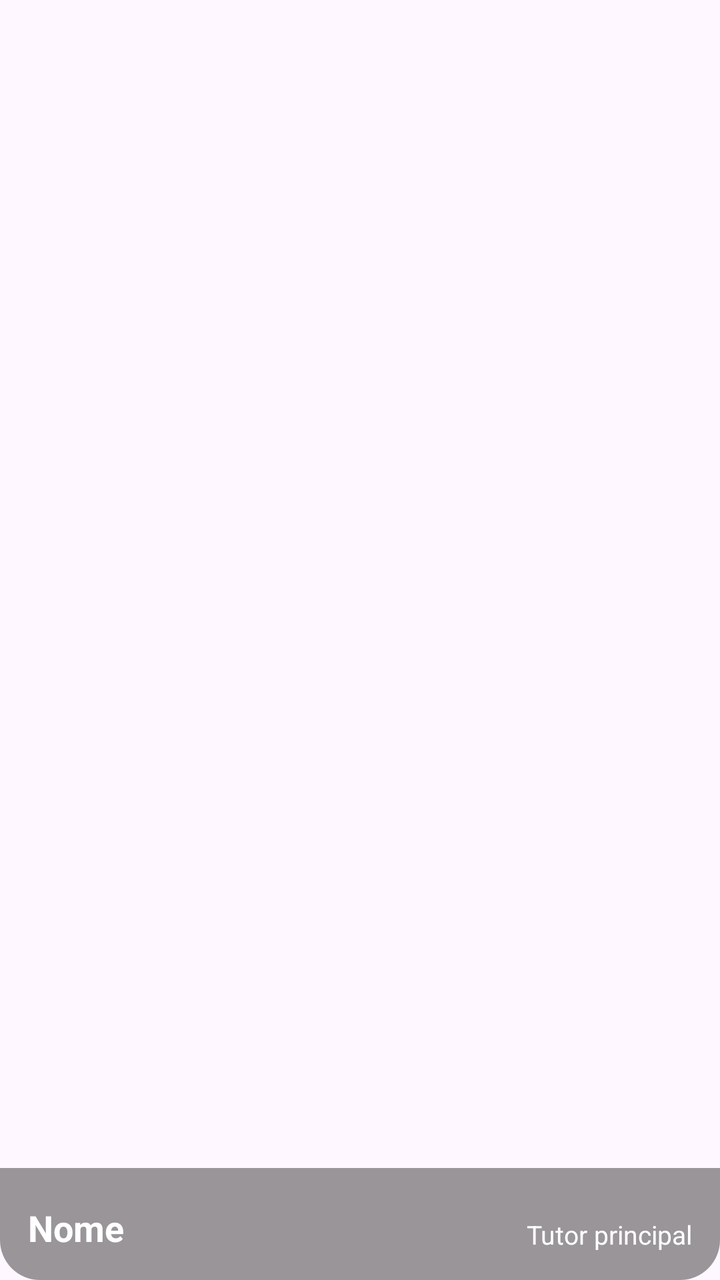
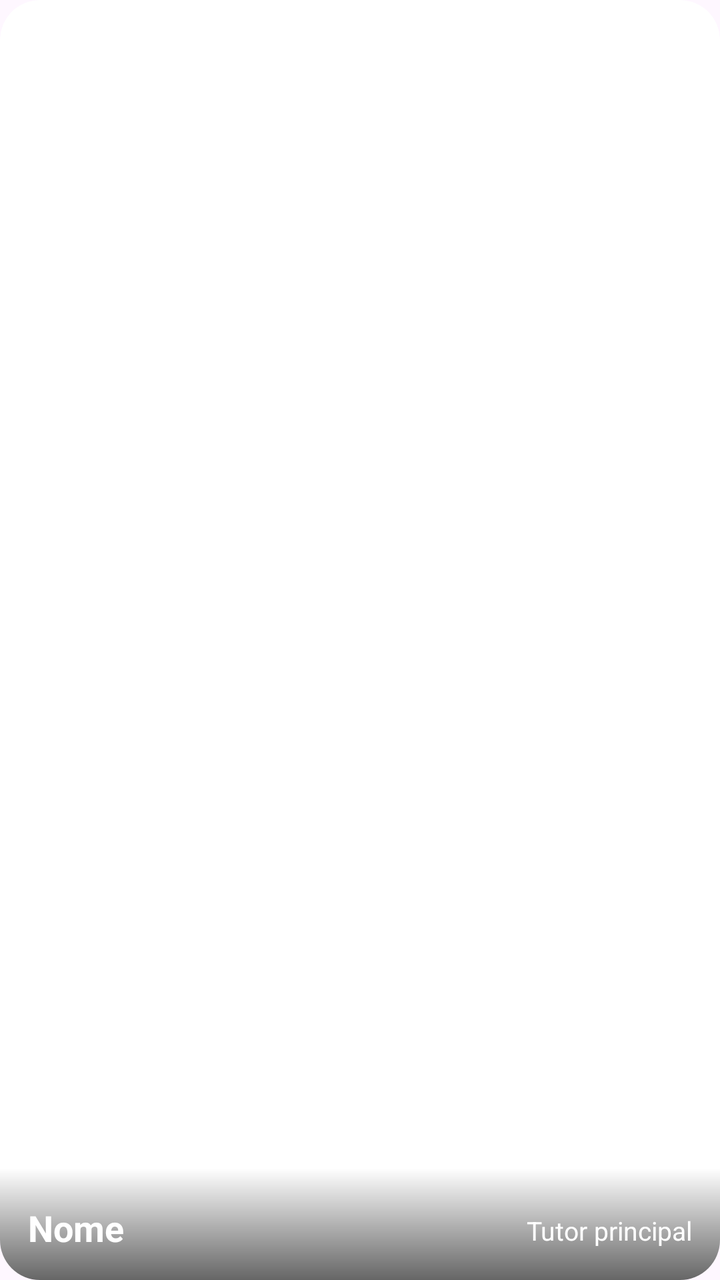

Two renders of the same Android screen: before a commit and after it. Below are the layout's source before the change and the commit's diff.
<!-- AndroidManifest.xml: application theme Theme.ProtPetverso1 -->
<!-- res/layout/item_pet_lista.xml -->
<?xml version="1.0" encoding="utf-8"?>
<com.google.android.material.card.MaterialCardView
    xmlns:android="http://schemas.android.com/apk/res/android"
    xmlns:app="http://schemas.android.com/apk/res-auto"
    android:layout_width="match_parent"
    android:layout_height="140dp"
    android:layout_marginBottom="12dp"
    app:cardCornerRadius="20dp"
    app:cardElevation="0dp"
    app:strokeWidth="0dp">

    <FrameLayout
        android:layout_width="match_parent"
        android:layout_height="match_parent">

        
        <ImageView
            android:id="@+id/imgPetLista"
            android:layout_width="match_parent"
            android:layout_height="match_parent"
            android:scaleType="centerCrop"
            android:src="@drawable/thor"
            android:contentDescription="Foto do pet" />

        
        <View
            android:layout_width="match_parent"
            android:layout_height="56dp"
            android:layout_gravity="bottom"
            android:background="#66000000" />

        
        <TextView
            android:id="@+id/txtNomePetLista"
            android:layout_width="wrap_content"
            android:layout_height="wrap_content"
            android:layout_gravity="bottom|start"
            android:layout_margin="14dp"
            android:textColor="@android:color/white"
            android:textSize="18sp"
            android:textStyle="bold"
            android:text="Nome" />

        
        <TextView
            android:id="@+id/txtPapelPetLista"
            android:layout_width="wrap_content"
            android:layout_height="wrap_content"
            android:layout_gravity="bottom|end"
            android:layout_margin="14dp"
            android:textColor="@android:color/white"
            android:textSize="13sp"
            android:text="Tutor principal" />
    </FrameLayout>
</com.google.android.material.card.MaterialCardView>
<!-- resources referenced by this layout -->
<resources>
  <!-- drawable thor: jpg bitmap (drawable, 297869 bytes) -->
  <style name="Theme.ProtPetverso1" parent="Base.Theme.ProtPetverso1">
      </style>
  <style name="Base.Theme.ProtPetverso1" parent="Theme.Material3.DayNight.NoActionBar">
          
          
      </style>
</resources>

<!-- the commit's change to res/layout/item_pet_lista.xml (unified diff, before → after) -->
@@ -7,6 +7,7 @@
     android:layout_marginBottom="12dp"
     app:cardCornerRadius="20dp"
     app:cardElevation="0dp"
+    app:cardBackgroundColor="#FFFFFF"
     app:strokeWidth="0dp">
 
     <FrameLayout
@@ -19,7 +20,7 @@
             android:layout_width="match_parent"
             android:layout_height="match_parent"
             android:scaleType="centerCrop"
-            android:src="@drawable/thor"
+            android:adjustViewBounds="false"
             android:contentDescription="Foto do pet" />
 
         
@@ -27,7 +28,7 @@
             android:layout_width="match_parent"
             android:layout_height="56dp"
             android:layout_gravity="bottom"
-            android:background="#66000000" />
+            android:background="@drawable/bg_gradiente_pet_lista" />
 
         
         <TextView
@@ -35,7 +36,8 @@
             android:layout_width="wrap_content"
             android:layout_height="wrap_content"
             android:layout_gravity="bottom|start"
-            android:layout_margin="14dp"
+            android:layout_marginStart="14dp"
+            android:layout_marginBottom="14dp"
             android:textColor="@android:color/white"
             android:textSize="18sp"
             android:textStyle="bold"
@@ -47,7 +49,8 @@
             android:layout_width="wrap_content"
             android:layout_height="wrap_content"
             android:layout_gravity="bottom|end"
-            android:layout_margin="14dp"
+            android:layout_marginEnd="14dp"
+            android:layout_marginBottom="16dp"
             android:textColor="@android:color/white"
             android:textSize="13sp"
             android:text="Tutor principal" />
<!-- resource entries referenced after the edit -->
@@ -1,6 +1,13 @@
 <!-- resources referenced by this layout -->
 <resources>
-  <!-- drawable thor: jpg bitmap (drawable, 297869 bytes) -->
+  <!-- drawable bg_gradiente_pet_lista (drawable) -->
+  <?xml version="1.0" encoding="utf-8"?>
+  <shape xmlns:android="http://schemas.android.com/apk/res/android">
+      <gradient
+          android:angle="90"
+          android:startColor="#99000000"
+          android:endColor="#00000000" />
+  </shape>
   <style name="Theme.ProtPetverso1" parent="Base.Theme.ProtPetverso1">
       </style>
   <style name="Base.Theme.ProtPetverso1" parent="Theme.Material3.DayNight.NoActionBar">
